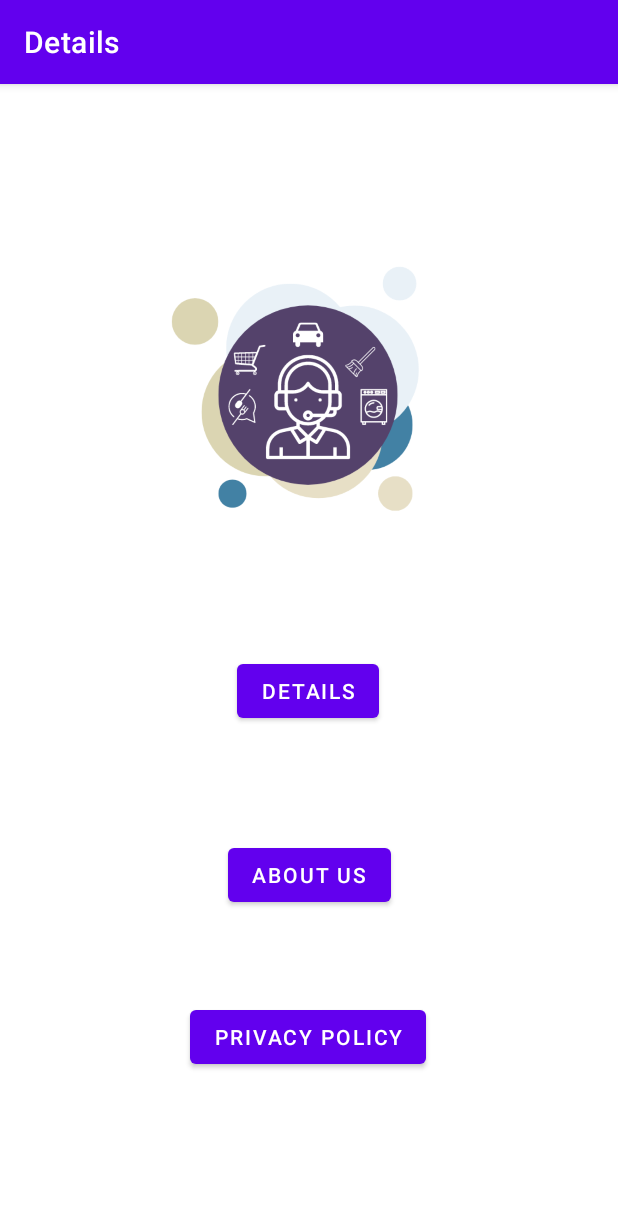
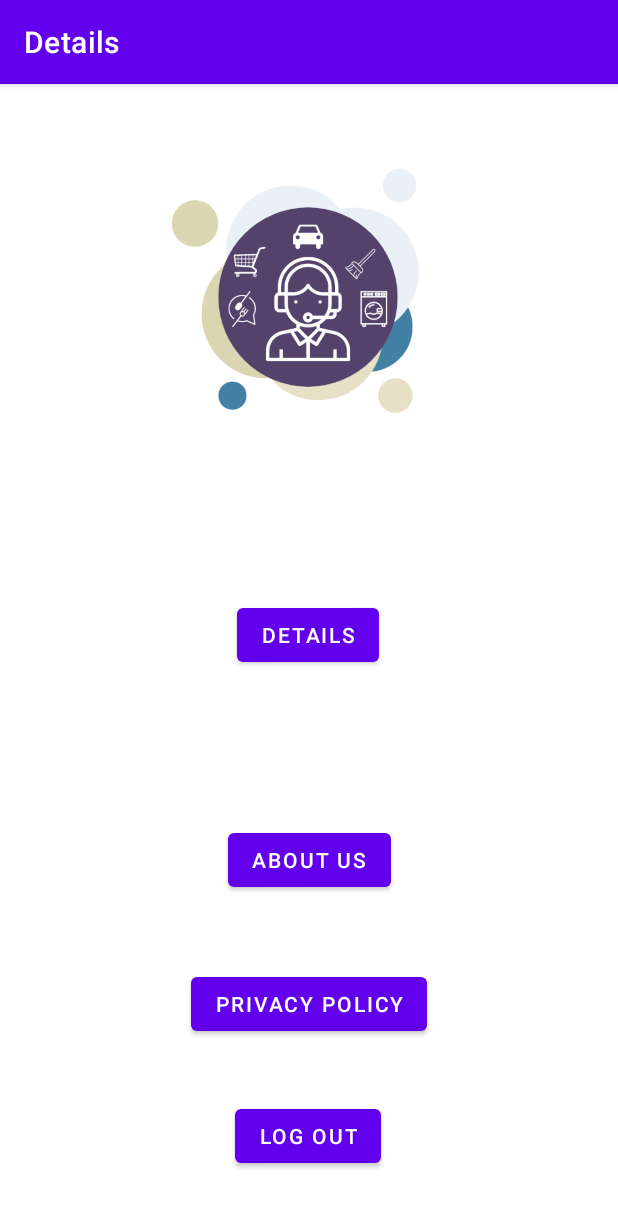
Before and after one commit to fakhrullhafiz/Details, an Android app: the screen it shows after launch (MainActivity), on a phone screen of 412 x 824 dp. Shown: the top 1207 px of the screen. Run offline under Robolectric (Android 15) with nearby library versions, the light colour scheme and no system bars.

Commit message:
second commit

```diff
--- a/app/build.gradle
+++ b/app/build.gradle
@@ -33,7 +33,7 @@ android {
 }
 
 dependencies {
-
+    implementation 'mysql:mysql-connector-java:5.1.49'
     implementation 'androidx.appcompat:appcompat:1.6.1'
     implementation 'com.google.android.material:material:1.8.0'
     implementation 'androidx.constraintlayout:constraintlayout:2.1.4'
--- a/app/src/main/AndroidManifest.xml
+++ b/app/src/main/AndroidManifest.xml
@@ -53,4 +53,6 @@
         </activity>
     </application>
 
+    <uses-permission android:name="android.permission.INTERNET"/>
+
 </manifest>
--- a/app/src/main/java/com/myapplication/Details.java
+++ b/app/src/main/java/com/myapplication/Details.java
@@ -10,4 +10,5 @@ public class Details extends AppCompatActivity {
         super.onCreate(savedInstanceState);
         setContentView(R.layout.activity_details);
     }
+
 }
--- a/app/src/main/res/layout/activity_main.xml
+++ b/app/src/main/res/layout/activity_main.xml
@@ -12,7 +12,7 @@
             app:layout_constraintTop_toTopOf="parent" app:layout_constraintEnd_toEndOf="parent"
             app:layout_constraintStart_toStartOf="parent"
             app:layout_constraintHorizontal_bias="0.497" app:layout_constraintBottom_toBottomOf="parent"
-            android:contentDescription="@string/ucare_logo" app:layout_constraintVertical_bias="0.163"/>
+            android:contentDescription="@string/ucare_logo" app:layout_constraintVertical_bias="0.039"/>
     <Button
             android:text="@string/details"
             android:layout_width="wrap_content"
@@ -25,14 +25,22 @@
             android:layout_width="wrap_content"
             android:layout_height="wrap_content" android:id="@+id/button_aboutUs"
             app:layout_constraintStart_toStartOf="parent" app:layout_constraintEnd_toEndOf="parent"
-            app:layout_constraintBottom_toBottomOf="parent" app:layout_constraintTop_toBottomOf="@+id/UCareLogo"
-            android:onClick="aboutUs"/>
+            app:layout_constraintTop_toBottomOf="@+id/UCareLogo"
+            android:onClick="aboutUs" app:layout_constraintVertical_bias="0.841"
+            app:layout_constraintBottom_toTopOf="@+id/button_privacyPolicy"/>
     <Button
             android:text="@string/privacy_policy"
             android:layout_width="wrap_content"
             android:layout_height="wrap_content" android:id="@+id/button_privacyPolicy"
             app:layout_constraintStart_toStartOf="parent" app:layout_constraintEnd_toEndOf="parent"
-            app:layout_constraintTop_toBottomOf="@+id/UCareLogo"
-            app:layout_constraintBottom_toBottomOf="parent" app:layout_constraintHorizontal_bias="0.498"
-            app:layout_constraintVertical_bias="0.775" android:onClick="privacyPolicy"/>
+            android:onClick="privacyPolicy" app:layout_constraintBottom_toTopOf="@+id/button_logOut"
+            android:layout_marginBottom="40dp"/>
+    <Button
+            android:text="@string/button_logOut"
+            android:layout_width="wrap_content"
+            android:layout_height="wrap_content" android:id="@+id/button_logOut"
+            app:layout_constraintEnd_toEndOf="parent" app:layout_constraintStart_toStartOf="parent"
+            app:layout_constraintHorizontal_bias="0.498" app:layout_constraintTop_toBottomOf="@+id/UCareLogo"
+            app:layout_constraintBottom_toBottomOf="parent" app:layout_constraintVertical_bias="0.95"
+            android:onClick="logOut"/>
 </androidx.constraintlayout.widget.ConstraintLayout>
--- a/app/src/main/res/values/strings.xml
+++ b/app/src/main/res/values/strings.xml
@@ -5,9 +5,10 @@
     <string name="name">Name</string>
     <string name="utp_logo">utp_logo</string>
     <string name="profile_logo">profile_logo</string>
-    <string name="about_us">about us</string>
+    <string name="about_us">ABOUT US</string>
     <string name="details">Details</string>
     <string name="ucare_logo">UCare_Logo</string>
+    <string name="button_logOut">Log Out</string>
 
     <string name="aboutUsParagraph1">UCare was created by a group of 10 students as a university assignment project. We wanted to create an app that would make a difference in people\'s lives by providing easy access to care and support services. We worked tirelessly to develop and refine the app, drawing on our diverse skills and backgrounds to create a truly unique and valuable tool.
     </string>
```
Also changed, not shown: app/src/main/java/com/myapplication/MainActivity.java (+25 -0 lines), app/src/main/res/layout/activity_about_us.xml (+1 -21 lines), app/src/main/res/layout/activity_details.xml (+9 -9 lines).
